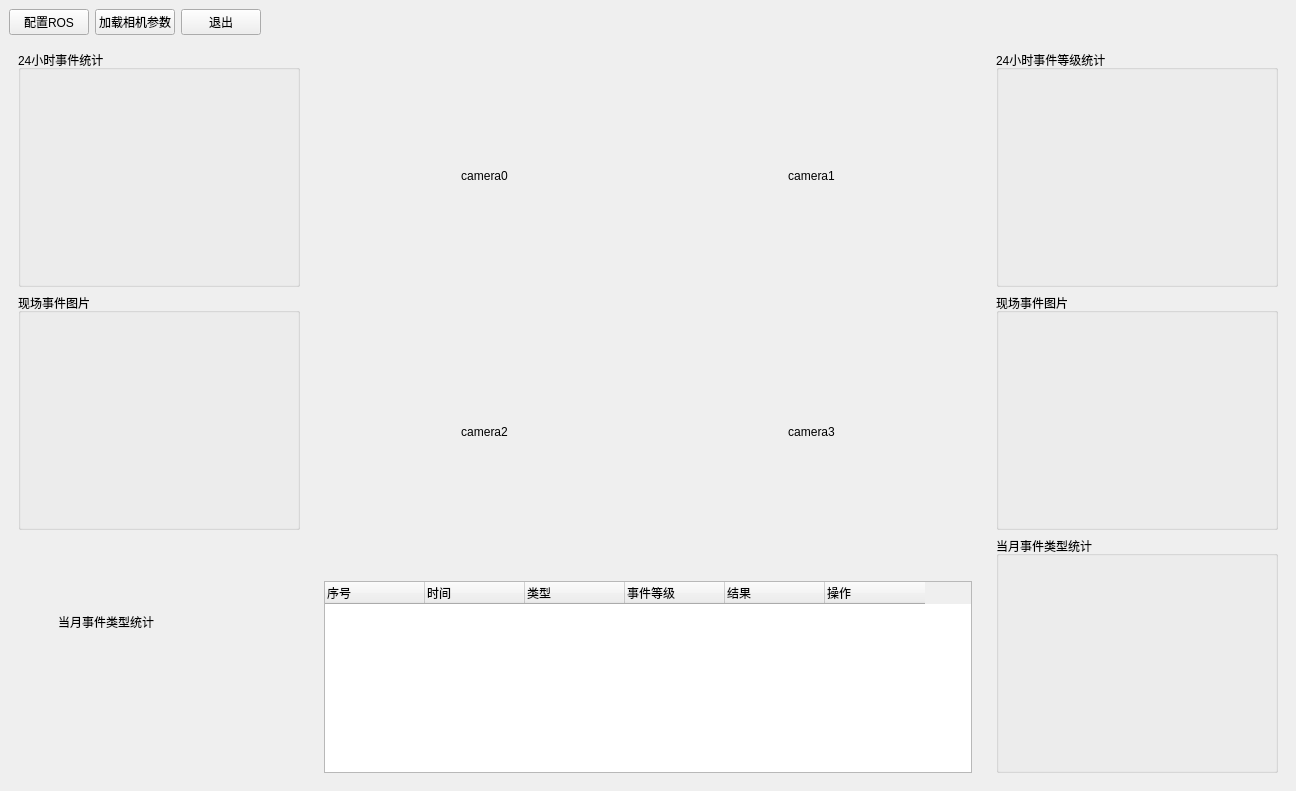
First picture: the form in ui/main_window.ui, repository NovemberChopin/TrafficMonitor, before the edit.
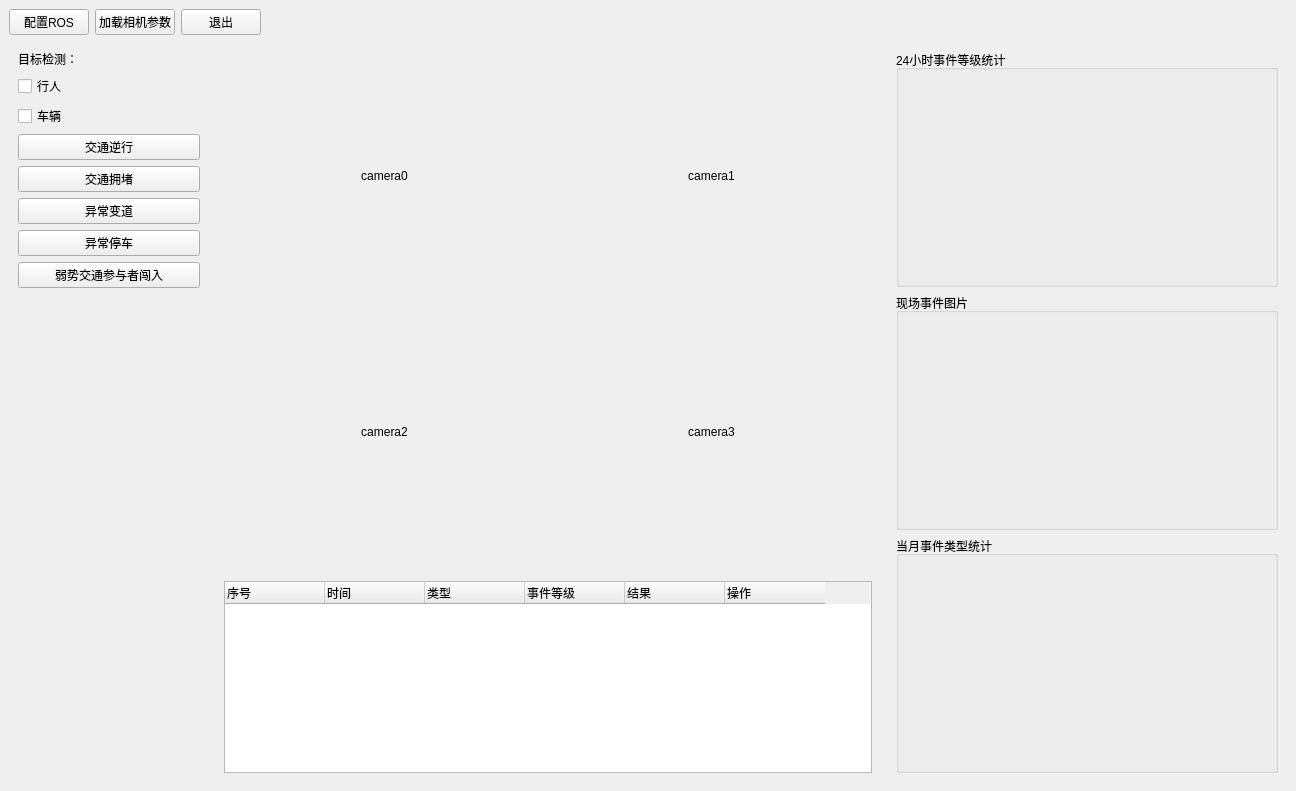
Second picture: the form after the edit. Icons and pictures are not drawn.

Commit message: refactor code: add left panel

What changed in the file:
```diff
--- a/ui/main_window.ui
+++ b/ui/main_window.ui
@@ -120,13 +120,13 @@
             </property>
             <property name="minimumSize">
              <size>
-              <width>300</width>
+              <width>200</width>
               <height>0</height>
              </size>
             </property>
             <property name="maximumSize">
              <size>
-              <width>300</width>
+              <width>200</width>
               <height>16777215</height>
              </size>
             </property>
@@ -144,36 +144,83 @@
               <number>9</number>
              </property>
              <item>
-              <widget class="QGroupBox" name="groupBox_2">
-               <property name="title">
-                <string>24小时事件统计</string>
+              <widget class="QLabel" name="label">
+               <property name="sizePolicy">
+                <sizepolicy hsizetype="Preferred" vsizetype="Fixed">
+                 <horstretch>0</horstretch>
+                 <verstretch>0</verstretch>
+                </sizepolicy>
                </property>
+               <property name="text">
+                <string>目标检测：</string>
+               </property>
               </widget>
              </item>
              <item>
-              <widget class="QGroupBox" name="groupBox_3">
-               <property name="title">
-                <string>现场事件图片</string>
+              <widget class="QCheckBox" name="cb_person">
+               <property name="layoutDirection">
+                <enum>Qt::LeftToRight</enum>
                </property>
+               <property name="text">
+                <string>行人</string>
+               </property>
               </widget>
              </item>
              <item>
-              <widget class="QWidget" name="widget_2" native="true">
-               <widget class="QLabel" name="label_3">
-                <property name="geometry">
-                 <rect>
-                  <x>40</x>
-                  <y>70</y>
-                  <width>131</width>
-                  <height>31</height>
-                 </rect>
-                </property>
-                <property name="text">
-                 <string>当月事件类型统计</string>
-                </property>
-               </widget>
+              <widget class="QCheckBox" name="cb_car">
+               <property name="text">
+                <string>车辆</string>
+               </property>
               </widget>
              </item>
+             <item>
+              <widget class="QPushButton" name="btn_reverse">
+               <property name="text">
+                <string>交通逆行</string>
+               </property>
+              </widget>
+             </item>
+             <item>
+              <widget class="QPushButton" name="btn_block">
+               <property name="text">
+                <string>交通拥堵</string>
+               </property>
+              </widget>
+             </item>
+             <item>
+              <widget class="QPushButton" name="btn_changeLine">
+               <property name="text">
+                <string>异常变道</string>
+               </property>
+              </widget>
+             </item>
+             <item>
+              <widget class="QPushButton" name="btn_park">
+               <property name="text">
+                <string>异常停车</string>
+               </property>
+              </widget>
+             </item>
+             <item>
+              <widget class="QPushButton" name="btn_intrude">
+               <property name="text">
+                <string>弱势交通参与者闯入</string>
+               </property>
+              </widget>
+             </item>
+             <item>
+              <spacer name="verticalSpacer">
+               <property name="orientation">
+                <enum>Qt::Vertical</enum>
+               </property>
+               <property name="sizeHint" stdset="0">
+                <size>
+                 <width>20</width>
+                 <height>40</height>
+                </size>
+               </property>
+              </spacer>
+             </item>
             </layout>
            </widget>
           </item>
@@ -349,13 +396,13 @@
             </property>
             <property name="minimumSize">
              <size>
-              <width>300</width>
+              <width>400</width>
               <height>0</height>
              </size>
             </property>
             <property name="maximumSize">
              <size>
-              <width>300</width>
+              <width>400</width>
               <height>16777215</height>
              </size>
             </property>
```
Left out of the diff: 2 changed lines with no effect on the pictures. The commit also changes 7 other files.
